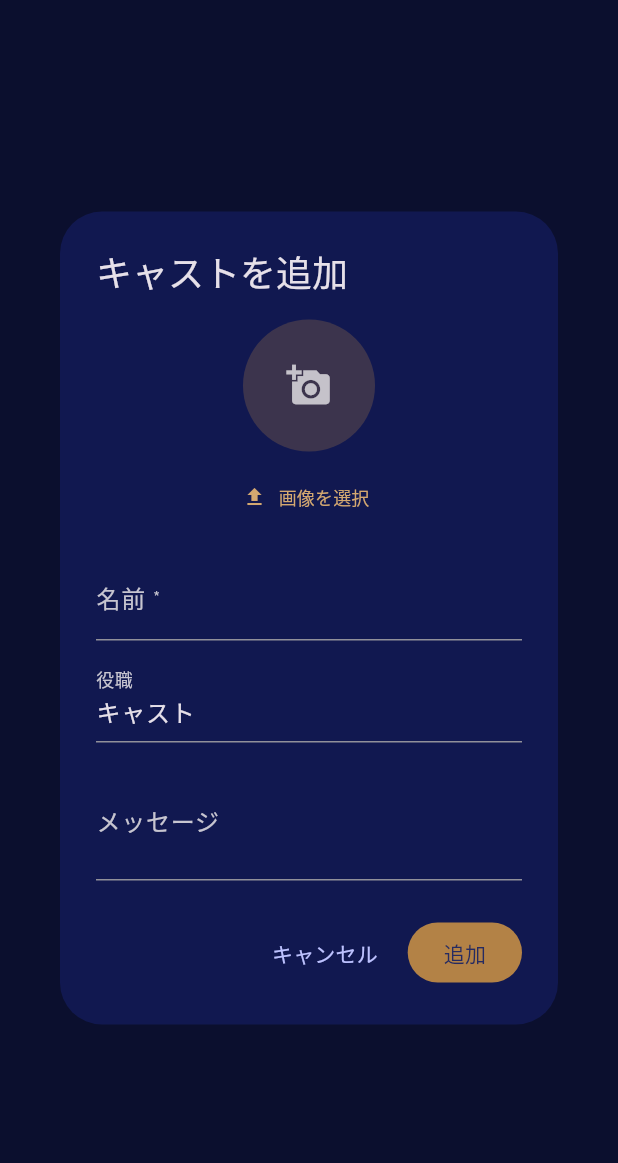
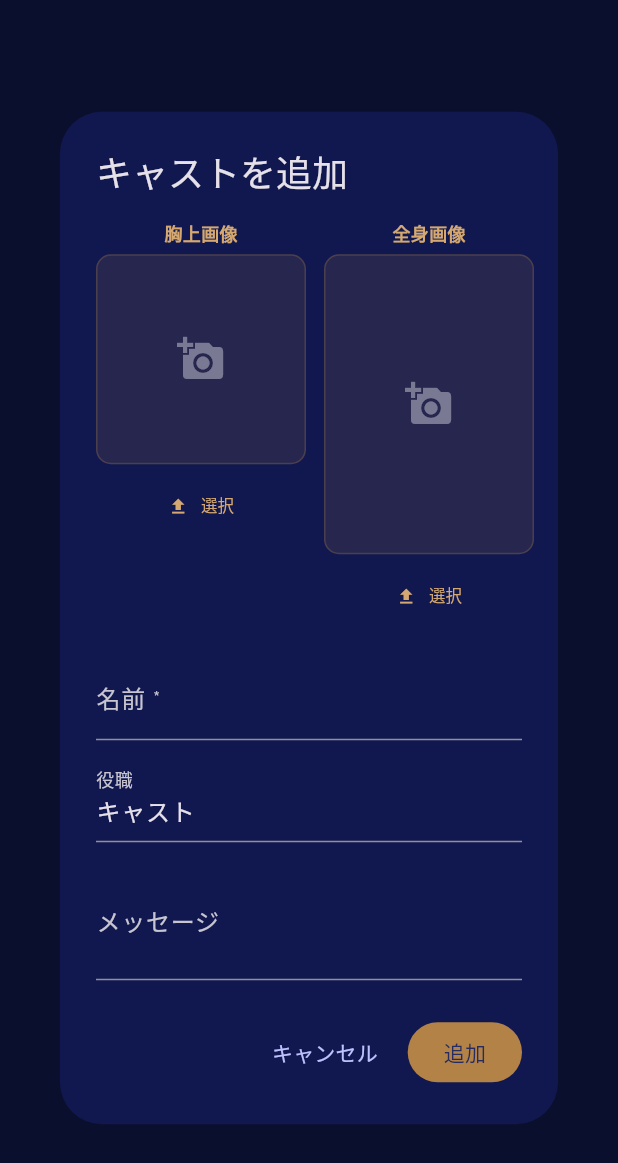
Before and after one commit to Yossy4131/svarga_admin, a Flutter app: the _CastDialog widget shown alone on an empty page, opened directly with empty values, after a tap on "追加", on a phone screen of 412 x 824 dp. Shown: the top 1163 px of the screen. Run offline on Flutter 3.47's test engine with Material 3 defaults, Android fonts, the phone set to English and light mode, and no system bars; our stand-ins replace google_fonts, image_picker; network calls fail.

Commit message:
キャスト画像2枚に対応

```diff
--- a/lib/models/cast_model.dart
+++ b/lib/models/cast_model.dart
@@ -4,6 +4,7 @@ class CastModel {
   final String role;
   final String message;
   final String? avatarUrl;
+  final String? avatarFullUrl;
   final String updatedAt;
 
   const CastModel({
@@ -12,6 +13,7 @@ class CastModel {
     required this.role,
     required this.message,
     required this.avatarUrl,
+    required this.avatarFullUrl,
     required this.updatedAt,
   });
 
@@ -21,6 +23,7 @@ class CastModel {
     role: j['role'] as String,
     message: j['message'] as String,
     avatarUrl: j['avatar_url'] as String?,
+    avatarFullUrl: j['avatar_full_url'] as String?,
     updatedAt: j['updated_at'] as String,
   );
 
@@ -29,5 +32,6 @@ class CastModel {
     'role': role,
     'message': message,
     'avatar_url': avatarUrl,
+    'avatar_full_url': avatarFullUrl,
   };
 }
--- a/lib/pages/casts_page.dart
+++ b/lib/pages/casts_page.dart
@@ -155,10 +155,10 @@ class _CastTile extends StatelessWidget {
           CircleAvatar(
             radius: 22,
             backgroundColor: const Color(0x44B38246),
-            backgroundImage: cast.avatarUrl != null && cast.avatarUrl!.isNotEmpty
-                ? _resolveImageProvider(cast.avatarUrl!)
-                : null,
-            child: cast.avatarUrl == null || cast.avatarUrl!.isEmpty
+            backgroundImage: _resolveImage(
+              cast.avatarUrl ?? cast.avatarFullUrl,
+            ),
+            child: (cast.avatarUrl == null && cast.avatarFullUrl == null)
                 ? Text(
                     cast.name.isNotEmpty ? cast.name[0] : '?',
                     style: GoogleFonts.raleway(
@@ -222,7 +222,8 @@ class _CastTile extends StatelessWidget {
   }
 }
 
-ImageProvider _resolveImageProvider(String url) {
+ImageProvider? _resolveImage(String? url) {
+  if (url == null || url.isEmpty) return null;
   if (url.startsWith('data:')) {
     final comma = url.indexOf(',');
     if (comma != -1) {
@@ -251,10 +252,18 @@ class _CastDialogState extends State<_CastDialog> {
   late final TextEditingController _roleCtrl;
   late final TextEditingController _msgCtrl;
 
-  Uint8List? _imageBytes;
-  String _imageMimeType = 'image/jpeg';
-  String? _existingAvatarUrl;
-  bool _clearImage = false;
+  // 胸上画像
+  Uint8List? _bustBytes;
+  String _bustMime = 'image/jpeg';
+  String? _existingBustUrl;
+  bool _clearBust = false;
+
+  // 全身画像
+  Uint8List? _fullBytes;
+  String _fullMime = 'image/jpeg';
+  String? _existingFullUrl;
+  bool _clearFull = false;
+
   bool _saving = false;
 
   @override
@@ -264,7 +273,8 @@ class _CastDialogState extends State<_CastDialog> {
     _nameCtrl = TextEditingController(text: c?.name ?? '');
     _roleCtrl = TextEditingController(text: c?.role ?? 'キャスト');
     _msgCtrl = TextEditingController(text: c?.message ?? '');
-    _existingAvatarUrl = c?.avatarUrl;
+    _existingBustUrl = c?.avatarUrl;
+    _existingFullUrl = c?.avatarFullUrl;
   }
 
   @override
@@ -275,20 +285,25 @@ class _CastDialogState extends State<_CastDialog> {
     super.dispose();
   }
 
-  Future<void> _pickImage() async {
-    final picker = ImagePicker();
-    final picked = await picker.pickImage(
+  Future<void> _pick({required bool isFull}) async {
+    final picked = await ImagePicker().pickImage(
       source: ImageSource.gallery,
-      maxWidth: 400,
-      maxHeight: 400,
-      imageQuality: 80,
+      maxWidth: 2048,
+      maxHeight: 2048,
     );
     if (picked == null) return;
     final bytes = await picked.readAsBytes();
+    final mime = picked.mimeType ?? 'image/jpeg';
     setState(() {
-      _imageBytes = bytes;
-      _imageMimeType = picked.mimeType ?? 'image/jpeg';
-      _clearImage = false;
+      if (isFull) {
+        _fullBytes = bytes;
+        _fullMime = mime;
+        _clearFull = false;
+      } else {
+        _bustBytes = bytes;
+        _bustMime = mime;
+        _clearBust = false;
+      }
     });
   }
 
@@ -296,20 +311,32 @@ class _CastDialogState extends State<_CastDialog> {
     if (_nameCtrl.text.trim().isEmpty) return;
     setState(() => _saving = true);
     try {
-      String? avatarUrl;
-      if (_imageBytes != null) {
-        avatarUrl = 'data:$_imageMimeType;base64,${base64Encode(_imageBytes!)}';
-      } else if (_clearImage) {
-        avatarUrl = null;
+      // 胸上画像
+      String? bustUrl;
+      if (_bustBytes != null) {
+        bustUrl = await widget.client.uploadImage(_bustBytes!, _bustMime);
+      } else if (_clearBust) {
+        bustUrl = null;
       } else {
-        avatarUrl = _existingAvatarUrl;
+        bustUrl = _existingBustUrl;
+      }
+
+      // 全身画像
+      String? fullUrl;
+      if (_fullBytes != null) {
+        fullUrl = await widget.client.uploadImage(_fullBytes!, _fullMime);
+      } else if (_clearFull) {
+        fullUrl = null;
+      } else {
+        fullUrl = _existingFullUrl;
       }
 
       final body = {
         'name': _nameCtrl.text.trim(),
         'role': _roleCtrl.text.trim().isEmpty ? 'キャスト' : _roleCtrl.text.trim(),
         'message': _msgCtrl.text.trim(),
-        'avatar_url': avatarUrl,
+        'avatar_url': bustUrl,
+        'avatar_full_url': fullUrl,
       };
       if (widget.cast == null) {
         await widget.client.createCast(body);
@@ -328,48 +355,66 @@ class _CastDialogState extends State<_CastDialog> {
     }
   }
 
-  Widget _buildImagePicker() {
-    Widget avatar;
-    bool hasImage = false;
-
-    if (_imageBytes != null) {
-      avatar = CircleAvatar(
-        radius: 44,
-        backgroundImage: MemoryImage(_imageBytes!),
-      );
-      hasImage = true;
-    } else if (_existingAvatarUrl != null &&
-        _existingAvatarUrl!.isNotEmpty &&
-        !_clearImage) {
-      avatar = CircleAvatar(
-        radius: 44,
-        backgroundImage: _resolveImageProvider(_existingAvatarUrl!),
-      );
-      hasImage = true;
-    } else {
-      avatar = const CircleAvatar(
-        radius: 44,
-        backgroundColor: Color(0x44B38246),
-        child: Icon(Icons.add_a_photo, color: Colors.white70, size: 30),
-      );
-    }
+  Widget _imagePicker({
+    required String label,
+    required bool isFull,
+    required Uint8List? bytes,
+    required String? existingUrl,
+    required bool cleared,
+  }) {
+    final bool hasImage = bytes != null || (existingUrl != null && !cleared);
+    final ImageProvider? provider = bytes != null
+        ? MemoryImage(bytes)
+        : _resolveImage(existingUrl);
 
     return Column(
       children: [
-        Stack(
+        Text(
+          label,
+          style: const TextStyle(
+            color: Color(0xFFD4A870),
+            fontSize: 12,
+            fontWeight: FontWeight.w600,
+          ),
+        ),
+        const SizedBox(height: 6),
+        GestureDetector(
+          onTap: () => _pick(isFull: isFull),
+          child: Stack(
+            alignment: Alignment.center,
             children: [
-            GestureDetector(
-              onTap: _pickImage,
-              child: avatar,
+              Container(
+                width: 140,
+                height: isFull ? 200 : 140,
+                decoration: BoxDecoration(
+                  borderRadius: BorderRadius.circular(10),
+                  color: const Color(0x22B38246),
+                  border: Border.all(color: const Color(0x44B38246)),
+                  image: hasImage && provider != null
+                      ? DecorationImage(image: provider, fit: BoxFit.cover)
+                      : null,
+                ),
+                child: !hasImage
+                    ? const Icon(
+                        Icons.add_a_photo,
+                        color: Colors.white38,
+                        size: 32,
+                      )
+                    : null,
               ),
               if (hasImage)
                 Positioned(
-                top: 0,
-                right: 0,
+                  top: 4,
+                  right: 4,
                   child: GestureDetector(
                     onTap: () => setState(() {
-                    _imageBytes = null;
-                    _clearImage = true;
+                      if (isFull) {
+                        _fullBytes = null;
+                        _clearFull = true;
+                      } else {
+                        _bustBytes = null;
+                        _clearBust = true;
+                      }
                     }),
                     child: Container(
                       decoration: const BoxDecoration(
@@ -387,16 +432,18 @@ class _CastDialogState extends State<_CastDialog> {
                 ),
             ],
           ),
-        const SizedBox(height: 6),
+        ),
+        const SizedBox(height: 4),
         TextButton.icon(
-          onPressed: _pickImage,
-          icon: const Icon(Icons.upload, size: 16),
+          onPressed: () => _pick(isFull: isFull),
+          icon: const Icon(Icons.upload, size: 14),
           label: Text(
-            hasImage ? '画像を変更' : '画像を選択',
-            style: const TextStyle(fontSize: 12),
+            hasImage ? '変更' : '選択',
+            style: const TextStyle(fontSize: 11),
           ),
           style: TextButton.styleFrom(
             foregroundColor: const Color(0xFFD4A870),
+            padding: EdgeInsets.zero,
           ),
         ),
       ],
@@ -406,7 +453,6 @@ class _CastDialogState extends State<_CastDialog> {
   @override
   Widget build(BuildContext context) {
     final isEdit = widget.cast != null;
-
     return AlertDialog(
       backgroundColor: const Color(0xFF111850),
       title: Text(isEdit ? 'キャストを編集' : 'キャストを追加'),
@@ -416,7 +462,28 @@ class _CastDialogState extends State<_CastDialog> {
           child: Column(
             mainAxisSize: MainAxisSize.min,
             children: [
-              _buildImagePicker(),
+              // 画像ピッカー 2枚並べ
+              Row(
+                mainAxisAlignment: MainAxisAlignment.spaceEvenly,
+                crossAxisAlignment: CrossAxisAlignment.start,
+                children: [
+                  _imagePicker(
+                    label: '胸上画像',
+                    isFull: false,
+                    bytes: _bustBytes,
+                    existingUrl: _existingBustUrl,
+                    cleared: _clearBust,
+                  ),
+                  const SizedBox(width: 12),
+                  _imagePicker(
+                    label: '全身画像',
+                    isFull: true,
+                    bytes: _fullBytes,
+                    existingUrl: _existingFullUrl,
+                    cleared: _clearFull,
+                  ),
+                ],
+              ),
               const SizedBox(height: 16),
               TextField(
                 controller: _nameCtrl,
--- a/pubspec.yaml
+++ b/pubspec.yaml
@@ -33,6 +33,7 @@ dependencies:
 
   cupertino_icons: ^1.0.8
   http: ^1.2.2
+  http_parser: ^4.0.2
   google_fonts: ^6.2.1
   image_picker: ^1.1.2
 
```
Also changed, not shown: lib/api/api_client.dart (+27 -0 lines), pubspec.lock, 7 other files. Lines whose indentation alone changed are shown as unchanged.
